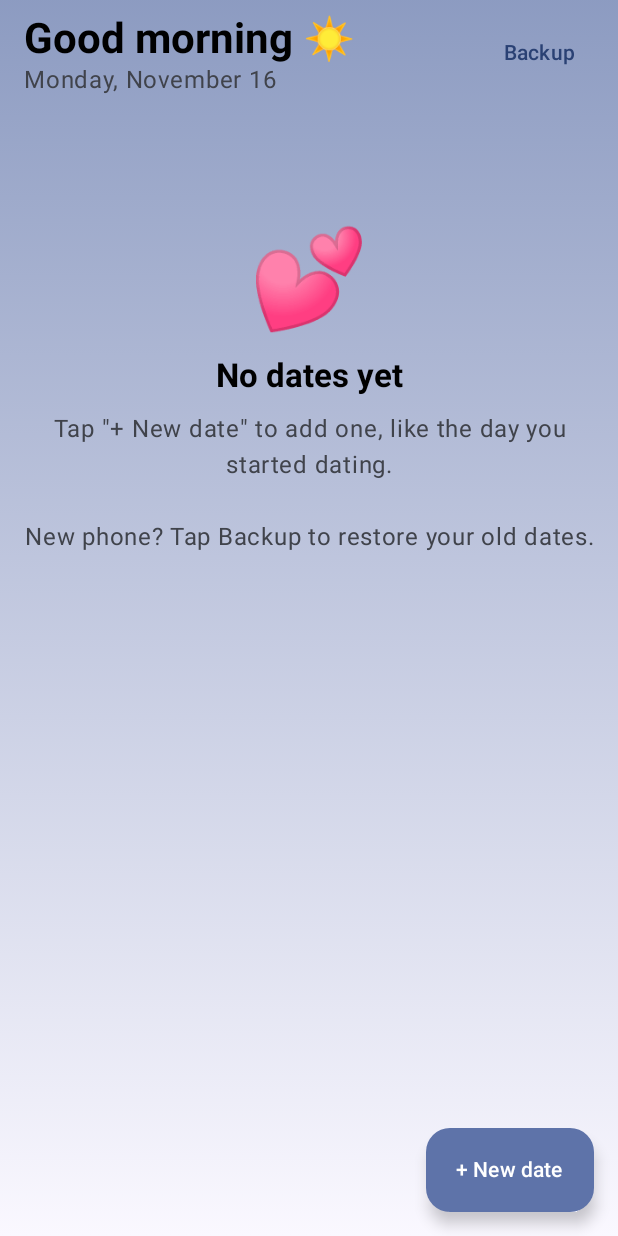
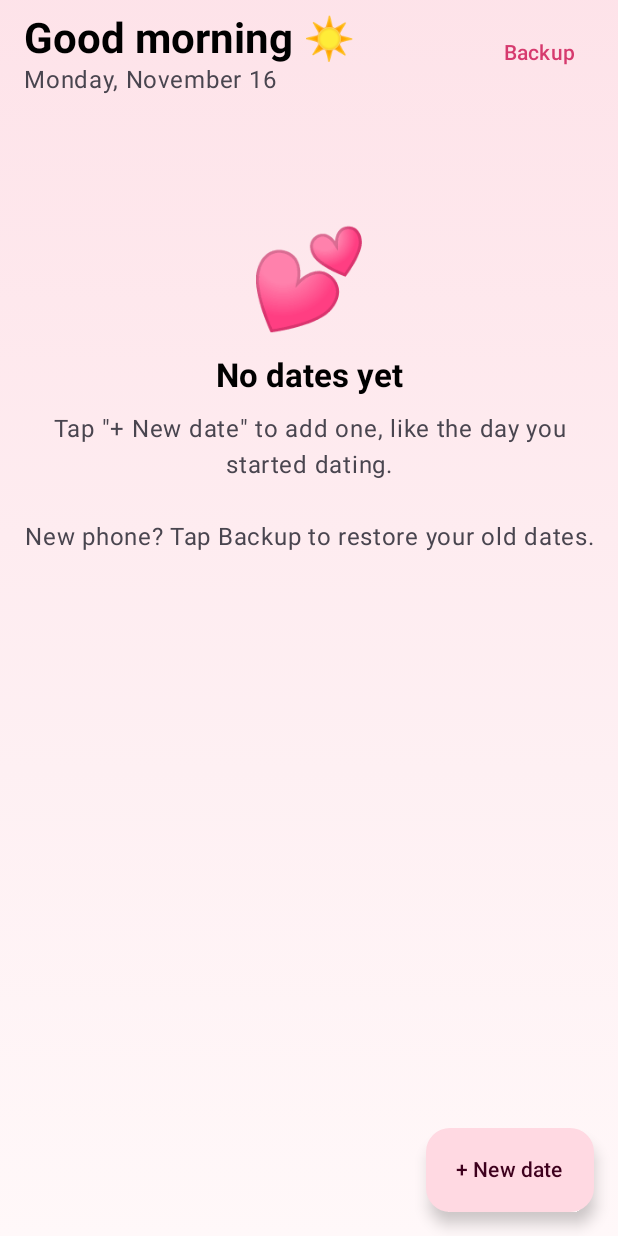
Before and after one commit to Tenzukun/Milestones, an Android app built with Jetpack Compose: the screen it shows after launch (MainActivity), on a phone screen of 412 x 824 dp. Run offline under Robolectric (Android 15) with nearby library versions, the phone set to English and light mode, and no system bars.

Commit message:
Pink theme and backup message grammar

```diff
--- a/app/build.gradle.kts
+++ b/app/build.gradle.kts
@@ -13,8 +13,8 @@ android {
         applicationId = "com.nathan.milestones"
         minSdk = 26
         targetSdk = 37
-        versionCode = 1
-        versionName = "1.0"
+        versionCode = 2
+        versionName = "1.1"
 
         testInstrumentationRunner = "androidx.test.runner.AndroidJUnitRunner"
     }
--- a/app/src/main/java/com/nathan/milestones/ui/BackupScreen.kt
+++ b/app/src/main/java/com/nathan/milestones/ui/BackupScreen.kt
@@ -51,7 +51,7 @@ fun BackupScreen(onBack: () -> Unit, onRestored: () -> Unit) {
                 status = try {
                     // Runs in the background so the app doesn't freeze with lots of photos
                     val (dates, memories) = withContext(Dispatchers.IO) { BackupManager.export(context, uri) }
-                    "✅ Backup saved: $dates dates, $memories memories."
+                    "✅ Backup saved: ${plural(dates, "date")}, ${plural(memories, "memory", "memories")}."
                 } catch (e: Exception) {
                     "❌ Backup failed: ${e.message}"
                 }
@@ -125,7 +125,7 @@ fun BackupScreen(onBack: () -> Unit, onRestored: () -> Unit) {
                         status = try {
                             val (dates, memories) = withContext(Dispatchers.IO) { BackupManager.restore(context, uri) }
                             onRestored()
-                            "✅ Restored $dates dates and $memories memories."
+                            "✅ Restored ${plural(dates, "date")} and ${plural(memories, "memory", "memories")}."
                         } catch (e: Exception) {
                             "❌ Restore failed: ${e.message}"
                         }
@@ -139,3 +139,7 @@ fun BackupScreen(onBack: () -> Unit, onRestored: () -> Unit) {
         )
     }
 }
+
+/** "1 date", "2 dates", "1 memory", "3 memories" */
+private fun plural(n: Int, one: String, many: String = one + "s"): String =
+    "$n ${if (n == 1) one else many}"
--- a/app/src/main/java/com/nathan/milestones/ui/theme/Theme.kt
+++ b/app/src/main/java/com/nathan/milestones/ui/theme/Theme.kt
@@ -1,58 +1,50 @@
 package com.nathan.milestones.ui.theme
 
-import android.app.Activity
-import android.os.Build
 import androidx.compose.foundation.isSystemInDarkTheme
 import androidx.compose.material3.MaterialTheme
 import androidx.compose.material3.darkColorScheme
-import androidx.compose.material3.dynamicDarkColorScheme
-import androidx.compose.material3.dynamicLightColorScheme
 import androidx.compose.material3.lightColorScheme
 import androidx.compose.runtime.Composable
-import androidx.compose.ui.platform.LocalContext
+import androidx.compose.ui.graphics.Color
 
-private val DarkColorScheme = darkColorScheme(
-    primary = Purple80,
-    secondary = PurpleGrey80,
-    tertiary = Pink80
+/** Pink theme for light mode */
+private val LightColors = lightColorScheme(
+    primary = Color(0xFFD63A6E),            // buttons, "NEXT UP", switches
+    onPrimary = Color.White,
+    primaryContainer = Color(0xFFFFD9E2),   // soft pink: home background tint, detail cards
+    onPrimaryContainer = Color(0xFF3E001D),
+    secondary = Color(0xFFF0642D),          // peach accent
+    onSecondary = Color.White,
+    secondaryContainer = Color(0xFFFFDBCF),
+    onSecondaryContainer = Color(0xFF380D00),
+    background = Color(0xFFFFF8F9),
+    surface = Color(0xFFFFFBFF)
 )
 
-private val LightColorScheme = lightColorScheme(
-    primary = Purple40,
-    secondary = PurpleGrey40,
-    tertiary = Pink40
-
-    /* Other default colors to override
-    background = Color(0xFFFFFBFE),
-    surface = Color(0xFFFFFBFE),
-    onPrimary = Color.White,
-    onSecondary = Color.White,
-    onTertiary = Color.White,
-    onBackground = Color(0xFF1C1B1F),
-    onSurface = Color(0xFF1C1B1F),
-    */
+/** Pink theme for dark mode */
+private val DarkColors = darkColorScheme(
+    primary = Color(0xFFFFB1C8),
+    onPrimary = Color(0xFF5E1133),
+    primaryContainer = Color(0xFF7B2949),
+    onPrimaryContainer = Color(0xFFFFD9E2),
+    secondary = Color(0xFFFFB59D),
+    onSecondary = Color(0xFF5C1900),
+    secondaryContainer = Color(0xFF7D2D0F),
+    onSecondaryContainer = Color(0xFFFFDBCF)
 )
 
+/**
+ * The app's theme: always pink (no longer follows your wallpaper colours).
+ * Follows your phone's light/dark mode.
+ */
 @Composable
 fun MilestonesTheme(
     darkTheme: Boolean = isSystemInDarkTheme(),
-    // Dynamic color is available on Android 12+
-    dynamicColor: Boolean = true,
     content: @Composable () -> Unit
 ) {
-    val colorScheme = when {
-        dynamicColor && Build.VERSION.SDK_INT >= Build.VERSION_CODES.S -> {
-            val context = LocalContext.current
-            if (darkTheme) dynamicDarkColorScheme(context) else dynamicLightColorScheme(context)
-        }
-
-        darkTheme -> DarkColorScheme
-        else -> LightColorScheme
-    }
-
     MaterialTheme(
-        colorScheme = colorScheme,
-        typography = Typography,
+        colorScheme = if (darkTheme) DarkColors else LightColors,
+        typography = Typography, // from Type.kt in this same folder
         content = content
     )
 }
```
